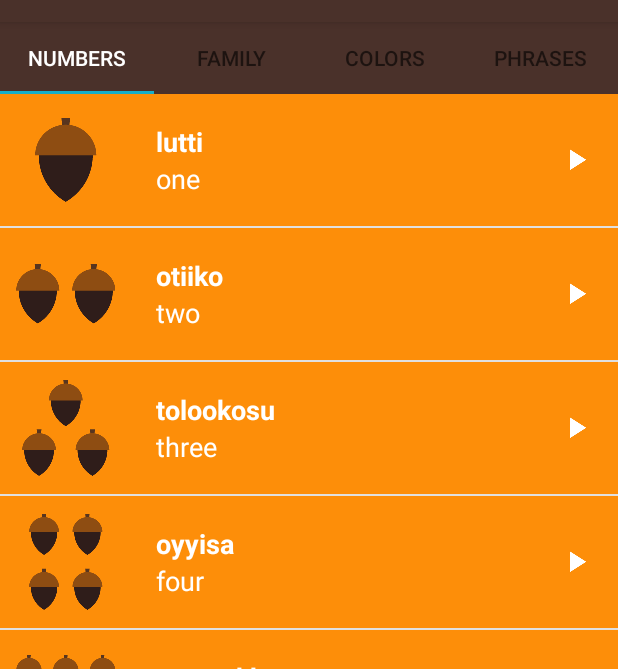
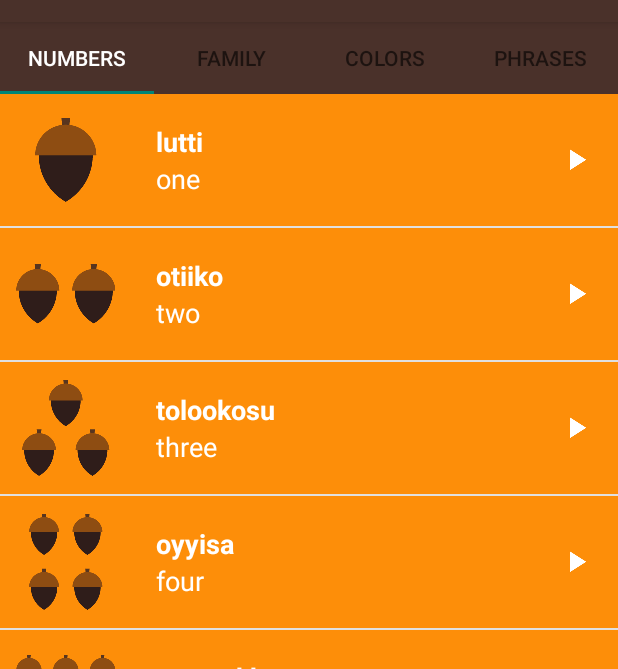
Before and after one commit to ID2GO/Gide2GO, an Android app: the screen it shows after launch (MainActivity), on a phone screen of 412 x 824 dp, the part 62-731 px from its top. Run offline under Robolectric (Android 15) with nearby library versions, the phone set to English and light mode, and no system bars; 2 statements that could not run were skipped.

Commit message:
Deleted redundant code

```diff
--- a/app/src/main/res/layout/activity_main.xml
+++ b/app/src/main/res/layout/activity_main.xml
@@ -26,7 +26,6 @@
         android:layout_width="match_parent"
         android:layout_height="wrap_content"
         android:background="@color/primary_color"
-        app:tabIndicatorColor="@color/category_phrases"
         app:tabMode="fixed"
         app:tabSelectedTextColor="@android:color/white" />
 
```
